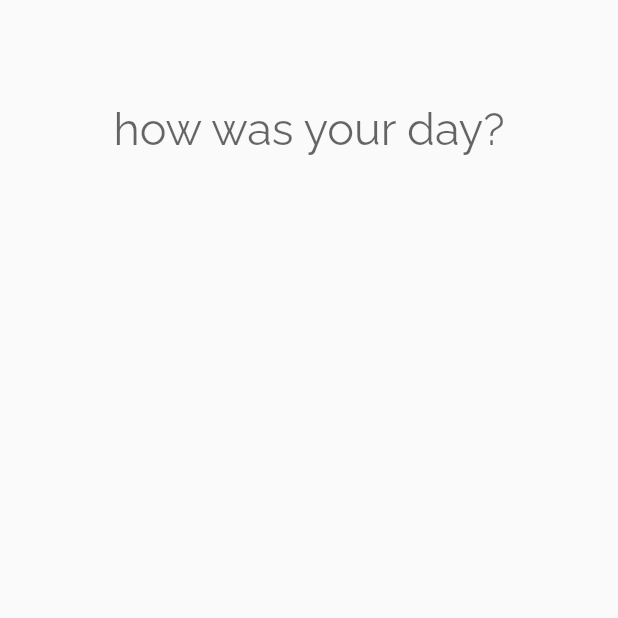
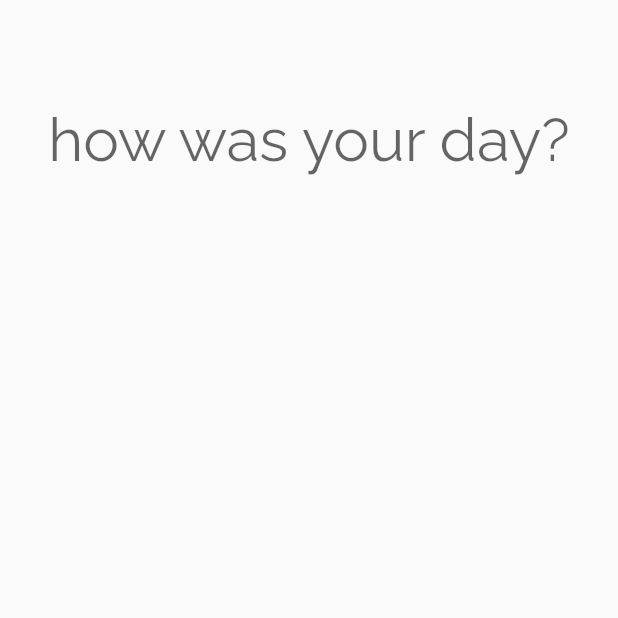
Before and after one commit to omartoutounji/hwyd, a Flutter app: the screen it shows after launch, on a phone screen of 412 x 824 dp, the top half of it. Run offline on Flutter 3.47's test engine with Material 2 defaults, Android fonts, the phone set to English and light mode, and no system bars.

Commit message:
added padding on all sides

```diff
--- a/lib/journal_page.dart
+++ b/lib/journal_page.dart
@@ -5,7 +5,8 @@ class JournalPage extends StatelessWidget {
   Widget build(BuildContext context) {
     return Scaffold(
       body: SafeArea(
-        child: Center(
+        child: Padding(
+          padding: const EdgeInsets.fromLTRB(20, 10, 20, 10),
           child: Column(
             mainAxisAlignment: MainAxisAlignment.center,
             children: [
@@ -16,7 +17,7 @@ class JournalPage extends StatelessWidget {
                   decoration: InputDecoration(
                       border: InputBorder.none,
                       hintText: 'how was your day?',
-                      hintStyle: TextStyle(fontSize: 30)
+                      hintStyle: TextStyle(fontSize: 40)
                   ),
                   showCursor: true,
                   style: TextStyle(fontSize: 90),
```
